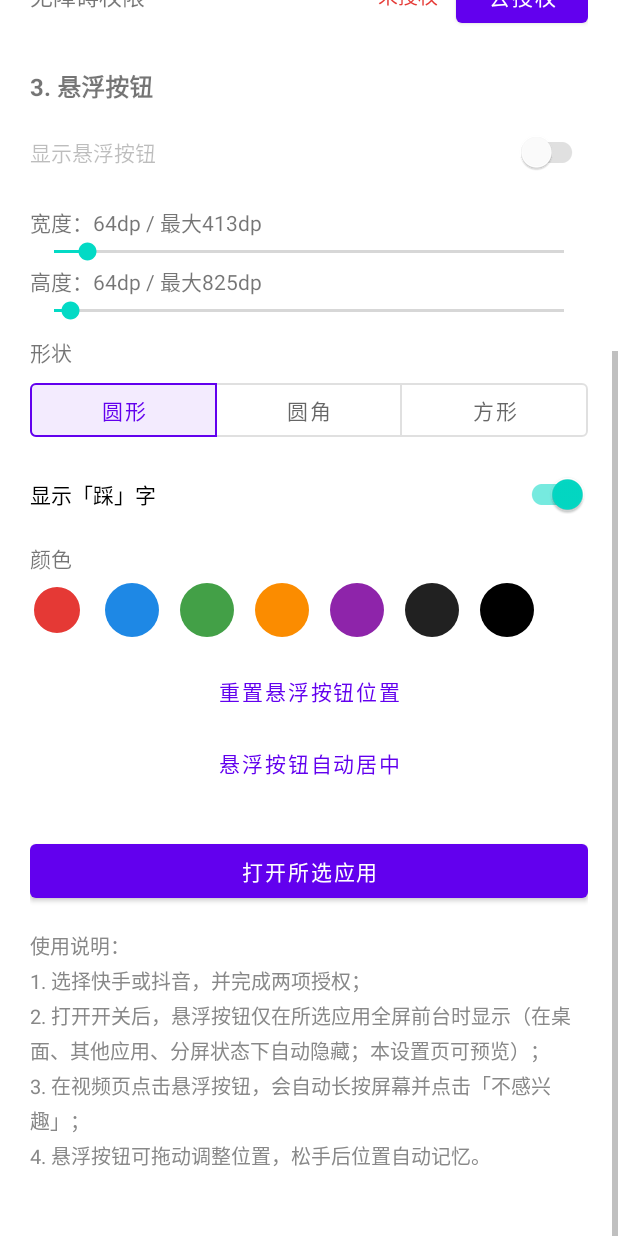
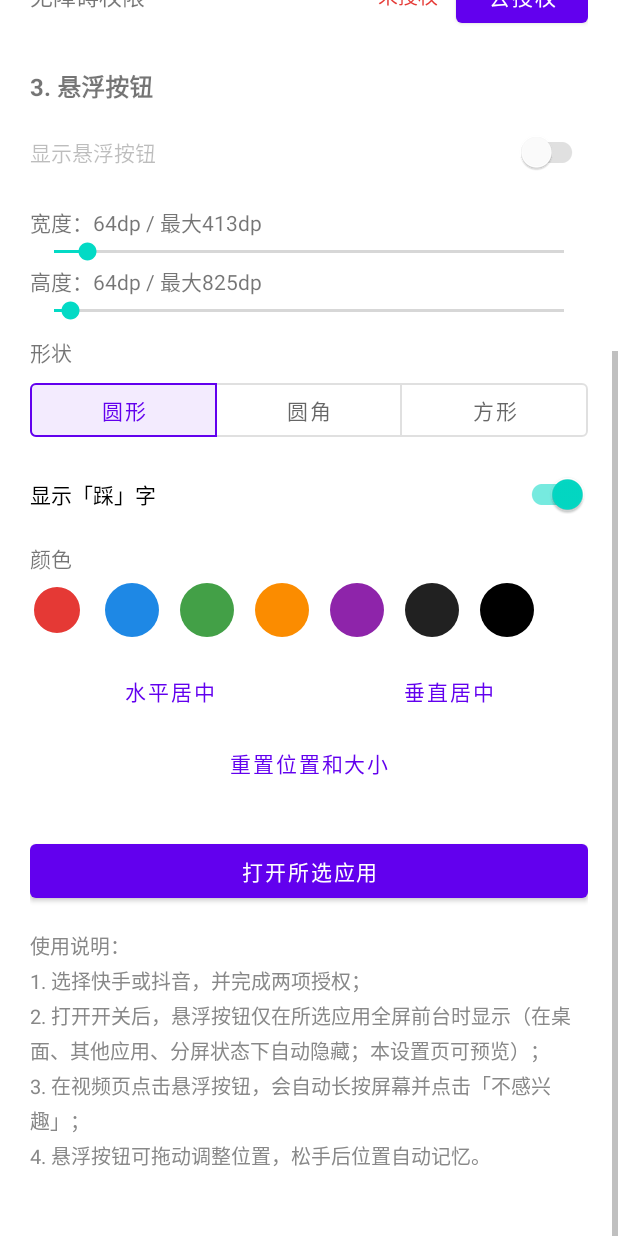
Before and after one commit to maomaozaida/Auto_Click_Dislike, an Android app: the screen it shows after launch (MainActivity), scrolled down 327 dp, on a phone screen of 412 x 824 dp. Run offline under Robolectric (Android 15) with nearby library versions, the phone set to English and light mode, and no system bars.

Commit message:
v0.3.4：居中拆分为水平/垂直，重置含位置和大小
- 「悬浮按钮自动居中」拆为「水平居中」「垂直居中」，分别只改 x / y
- 重置按钮改为「重置位置和大小」：位置回默认、宽高回默认 64dp，
  滑条与标签同步刷新

```diff
--- a/app/build.gradle.kts
+++ b/app/build.gradle.kts
@@ -11,8 +11,8 @@ android {
         applicationId = "com.example.autoclickdislike"
         minSdk = 24
         targetSdk = 36
-        versionCode = 17
-        versionName = "0.3.3"
+        versionCode = 18
+        versionName = "0.3.4"
 
         testInstrumentationRunner = "androidx.test.runner.AndroidJUnitRunner"
     }
--- a/app/src/main/res/layout/activity_main.xml
+++ b/app/src/main/res/layout/activity_main.xml
@@ -233,20 +233,35 @@
             android:gravity="center_vertical"
             android:orientation="horizontal" />
 
+        <LinearLayout
+            android:layout_width="match_parent"
+            android:layout_height="wrap_content"
+            android:layout_marginTop="12dp"
+            android:orientation="horizontal">
+
+            <Button
+                android:id="@+id/btnCenterH"
+                style="?attr/borderlessButtonStyle"
+                android:layout_width="0dp"
+                android:layout_height="wrap_content"
+                android:layout_weight="1"
+                android:text="水平居中" />
+
+            <Button
+                android:id="@+id/btnCenterV"
+                style="?attr/borderlessButtonStyle"
+                android:layout_width="0dp"
+                android:layout_height="wrap_content"
+                android:layout_weight="1"
+                android:text="垂直居中" />
+        </LinearLayout>
+
         <Button
             android:id="@+id/btnResetPos"
             style="?attr/borderlessButtonStyle"
             android:layout_width="match_parent"
             android:layout_height="wrap_content"
-            android:layout_marginTop="12dp"
-            android:text="重置悬浮按钮位置" />
-
-        <Button
-            android:id="@+id/btnCenterPos"
-            style="?attr/borderlessButtonStyle"
-            android:layout_width="match_parent"
-            android:layout_height="wrap_content"
-            android:text="悬浮按钮自动居中" />
+            android:text="重置位置和大小" />
 
         <Button
             android:id="@+id/btnLaunch"
```
Also changed, not shown: app/src/main/java/com/example/autoclickdislike/FloatingAccessibilityService.kt (+16 -6 lines), app/src/main/java/com/example/autoclickdislike/MainActivity.kt (+24 -6 lines).
